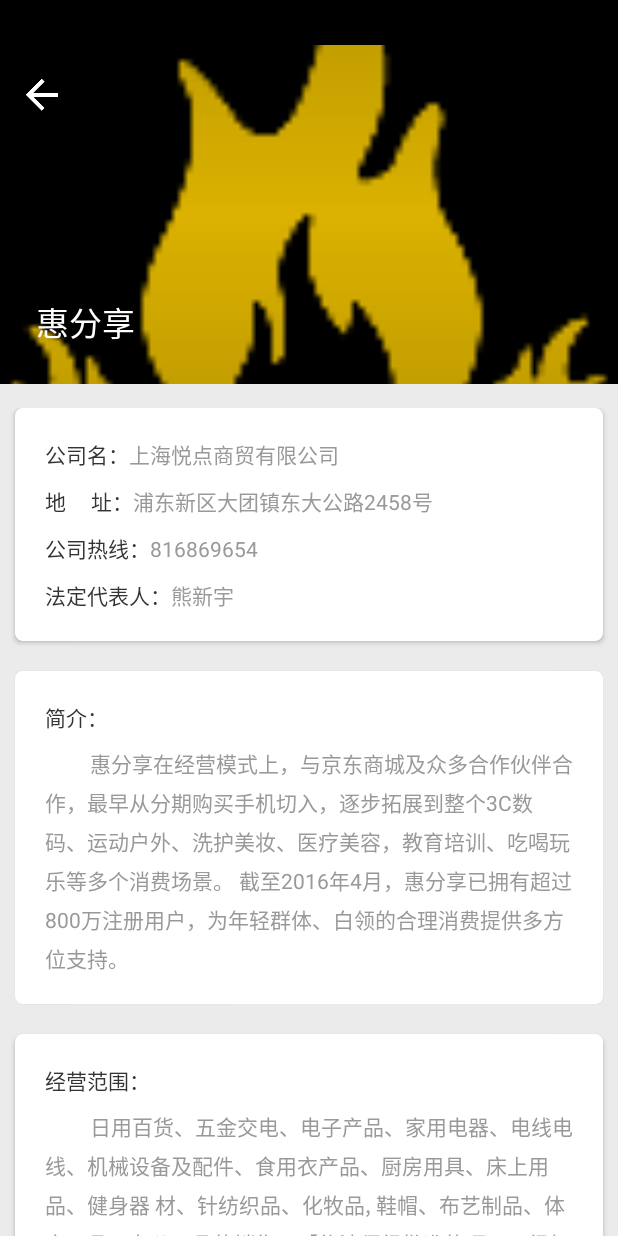
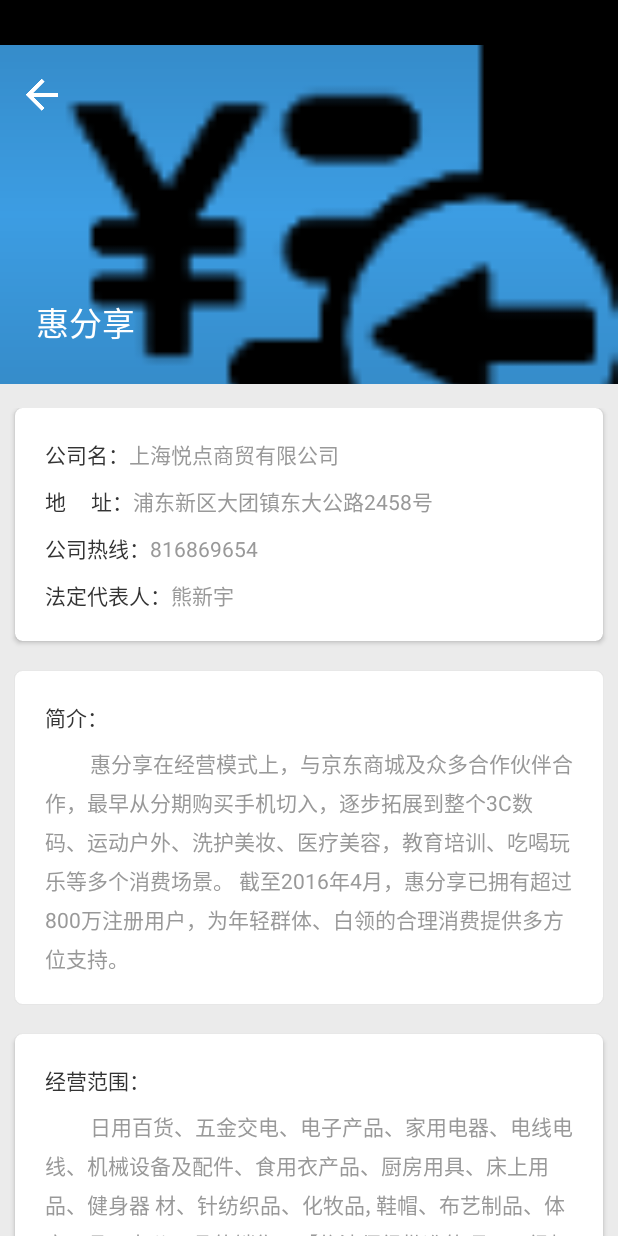
Before and after one commit to lylandroid/hui_share, an Android app: the AboutActivity screen opened directly, with no data from a screen before it, on a phone screen of 412 x 824 dp. Run offline under Robolectric (Android 15) with nearby library versions, the phone set to English and light mode, and no system bars; our stand-ins replace ButterKnife; libraries missing offline, so code that uses them is left out: com.umeng.analytics, rx.android.schedulers, rx.functions, rx.subjects, rx.subscriptions; 1 statement that could not run was skipped.

Commit message:
new logo apk

```diff
--- a/app/src/main/AndroidManifest.xml
+++ b/app/src/main/AndroidManifest.xml
@@ -12,7 +12,7 @@
     <application
         android:name=".app.AppApplication"
         android:allowBackup="true"
-        android:icon="@mipmap/logo"
+        android:icon="@mipmap/new_logo"
         android:label="@string/app_name"
         android:supportsRtl="true"
         android:theme="@style/AppTheme"
--- a/app/src/main/java/com/yuepointbusiness/ui/tab/IdInfoInputActivity.java
+++ b/app/src/main/java/com/yuepointbusiness/ui/tab/IdInfoInputActivity.java
@@ -50,6 +50,7 @@
 //        webView.setDefaultWebSettings(webView);
 //        webView.setWebSettings();
         //webView.loadUrl("http://47.95.227.133:10443/?inApp=1");
+//                       http://co.wisecofincloud.com/?inApp=1&clientId=huifx001
         webView.loadUrl("http://co.wisecofincloud.com/?inApp=1&clientId=huifx001");
 //        webView.loadUrl("http://47.95.227.133:10443/login");
        /* mToolbar.setNavigationOnClickListener(v -> {
--- a/app/src/main/res/layout/act_about.xml
+++ b/app/src/main/res/layout/act_about.xml
@@ -28,7 +28,7 @@
                 android:layout_height="match_parent"
                 android:fitsSystemWindows="true"
                 android:scaleType="centerCrop"
-                android:src="@mipmap/logo"
+                android:src="@mipmap/new_logo"
                 android:transitionName="@string/transition_photos"
                 app:layout_collapseMode="parallax"
                 app:layout_collapseParallaxMultiplier="0.7"
--- a/app/src/main/res/layout/act_splash.xml
+++ b/app/src/main/res/layout/act_splash.xml
@@ -11,7 +11,7 @@
         android:layout_height="100dp"
         android:layout_centerInParent="true"
         android:layout_gravity="center"
-        android:src="@mipmap/logo" />
+        android:src="@mipmap/new_logo" />
 
     <TextView
         android:id="@+id/tv_name"
```
Also changed, not shown: app/src/main/res/mipmap-xxxhdpi/new_logo.png (added), 2 other files.
